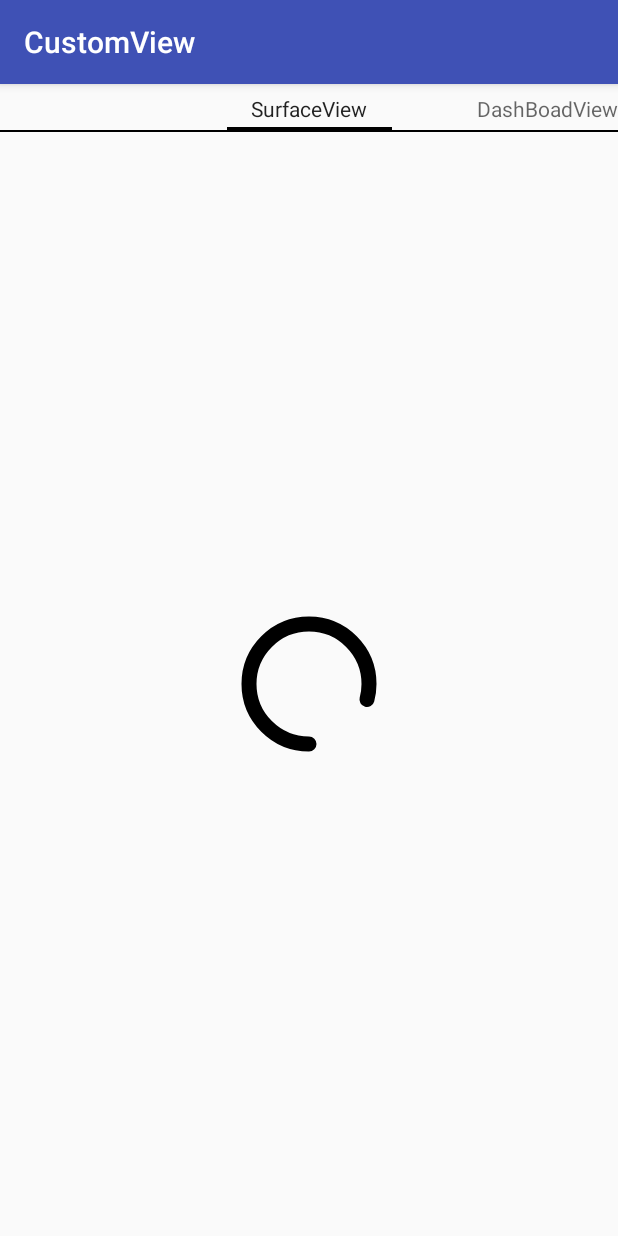
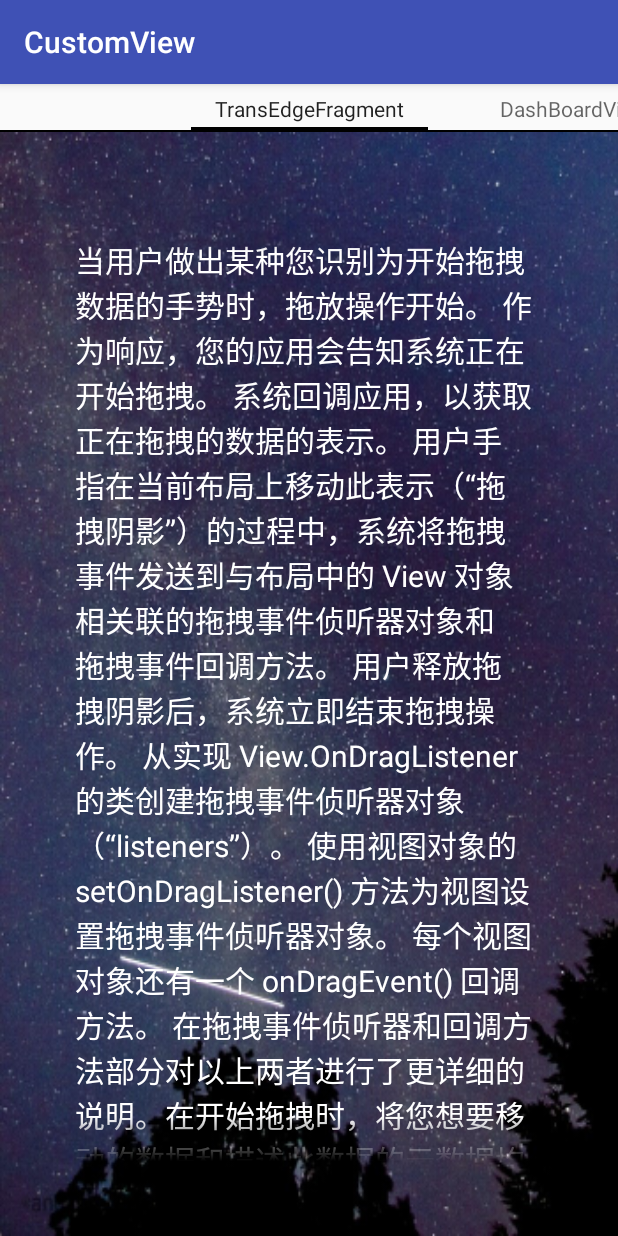
Before and after one commit to lushiyu5277/CustomView, an Android app: the screen it shows after launch (MainActivity), on a phone screen of 412 x 824 dp. Run offline under Robolectric (Android 15) with nearby library versions, the phone set to English and light mode, and no system bars.

Commit message:
添加TransEdgeLayout

```diff
--- a/app/src/main/java/com/geek/shiyulu/customview/MainActivity.java
+++ b/app/src/main/java/com/geek/shiyulu/customview/MainActivity.java
@@ -11,7 +11,7 @@ import com.geek.shiyulu.customview.adapter.ViewFragmentPagerAdapter;
 public class MainActivity extends AppCompatActivity {
 
     TabLayout tabLayout;
-    String[] tabTitle = {"SurfaceView", "DashBoadView", "FlipView", "TagLayout" };
+    String[] tabTitle = {"TransEdgeFragment","DashBoardView", "FlipView", "TagLayout" };
     ViewPager mViewPager;
     PagerTabStrip mPagerTabStrip;
 
--- a/app/src/main/java/com/geek/shiyulu/customview/adapter/ViewFragmentPagerAdapter.java
+++ b/app/src/main/java/com/geek/shiyulu/customview/adapter/ViewFragmentPagerAdapter.java
@@ -10,6 +10,7 @@ import com.geek.shiyulu.customview.fragment.DashBoardViewFragment;
 import com.geek.shiyulu.customview.fragment.FlipViewFragment;
 import com.geek.shiyulu.customview.fragment.SurfaceViewFragment;
 import com.geek.shiyulu.customview.fragment.TagLayoutFragment;
+import com.geek.shiyulu.customview.fragment.TransEdgeFragment;
 
 public class ViewFragmentPagerAdapter extends FragmentPagerAdapter {
 
@@ -25,7 +26,7 @@ public class ViewFragmentPagerAdapter extends FragmentPagerAdapter {
     @Override
     public Fragment getItem(int position) {
         switch (mNameList[position]) {
-            case "DashBoadView":
+            case "DashBoardView":
                 Log.i(TAG, "new DashBoardViewFragment");
                 return new DashBoardViewFragment();
             case "FlipView":
@@ -36,6 +37,8 @@ public class ViewFragmentPagerAdapter extends FragmentPagerAdapter {
                 return new TagLayoutFragment();
             case "SurfaceView":
                 return new SurfaceViewFragment();
+            case "TransEdgeFragment":
+                return new TransEdgeFragment();
         }
         return new TagLayoutFragment();
 
--- /dev/null
+++ b/app/src/main/java/com/geek/shiyulu/customview/fragment/TransEdgeFragment.java
@@ -0,0 +1,24 @@
+package com.geek.shiyulu.customview.fragment;
+
+import android.os.Bundle;
+import android.support.annotation.NonNull;
+import android.support.annotation.Nullable;
+import android.view.LayoutInflater;
+import android.view.View;
+import android.view.ViewGroup;
+
+import com.geek.shiyulu.customview.R;
+
+public class TransEdgeFragment extends BaseFragment{
+    @Override
+    public String getFragmentName() {
+        return "TransEdgeFragment";
+    }
+
+    @Nullable
+    @Override
+    public View onCreateView(@NonNull LayoutInflater inflater, @Nullable ViewGroup container, @Nullable Bundle savedInstanceState) {
+        super.onCreateView(inflater, container, savedInstanceState);
+        return inflater.inflate(R.layout.fragment_trans_edge_layout, null);
+    }
+}
--- /dev/null
+++ b/app/src/main/java/com/geek/shiyulu/customview/layout/TransEdgeLayout.java
@@ -0,0 +1,127 @@
+package com.geek.shiyulu.customview.layout;
+
+import android.content.Context;
+import android.content.res.TypedArray;
+import android.graphics.Canvas;
+import android.graphics.LinearGradient;
+import android.graphics.Paint;
+import android.graphics.PorterDuff;
+import android.graphics.PorterDuffXfermode;
+import android.graphics.Shader;
+import android.support.annotation.NonNull;
+import android.support.annotation.Nullable;
+import android.util.AttributeSet;
+import android.util.Log;
+import android.view.View;
+import android.widget.FrameLayout;
+
+import com.geek.shiyulu.customview.R;
+import com.geek.shiyulu.customview.utils.UIUtil;
+
+public class TransEdgeLayout extends FrameLayout {
+
+    private static final String TAG = "TransEdgeLayout";
+
+    private Paint mPaint;
+    private int position;
+    private float drawSize;
+
+    private int topMask = 0x01;
+    private int bottomMask = topMask << 1;
+    private int leftMask = topMask << 2;
+    private int rightMask = topMask << 3;
+
+    private int mWidth;
+    private int mHeight;
+
+    public TransEdgeLayout(@NonNull Context context) {
+        super(context);
+    }
+
+    public TransEdgeLayout(@NonNull Context context, @Nullable AttributeSet attrs) {
+        super(context, attrs);
+        init(context, attrs);
+    }
+
+
+    private void init(Context context, AttributeSet attrs) {
+        mPaint = new Paint(Paint.ANTI_ALIAS_FLAG);
+        mPaint.setStyle(Paint.Style.FILL);
+        mPaint.setXfermode(new PorterDuffXfermode(PorterDuff.Mode.DST_OUT));
+
+
+        final TypedArray typedArray = context.obtainStyledAttributes(attrs, R.styleable.TransEdgeLayout);
+        position = typedArray.getInt(R.styleable.TransEdgeLayout_edge_position, 0);
+        drawSize = typedArray.getDimension(R.styleable.TransEdgeLayout_edge_width, UIUtil.dpToPixel( 20));
+        typedArray.recycle();
+    }
+
+
+    @Override
+    protected void dispatchDraw(Canvas canvas) {
+        super.dispatchDraw(canvas);
+    }
+
+    @Override
+    protected void onSizeChanged(int w, int h, int oldw, int oldh) {
+        super.onSizeChanged(w, h, oldw, oldh);
+        initShader();
+        mWidth = getWidth();
+        mHeight = getHeight();
+    }
+
+    //渐变颜色
+    private int[] mGradientColors = {0xffffffff, 0x00000000};
+    //渐变位置
+    private float[] mGradientPosition = new float[]{0, 1};
+
+    private void initShader() {
+        mPaint.setShader(new LinearGradient(0, 0, 0, drawSize, mGradientColors, mGradientPosition, Shader.TileMode.CLAMP));
+    }
+
+    @Override
+    protected boolean drawChild(Canvas canvas, View child, long drawingTime) {
+        int layerSave = canvas.saveLayer(0, 0, getWidth(), getHeight(), null, Canvas.ALL_SAVE_FLAG);
+        boolean drawChild = super.drawChild(canvas, child, drawingTime);
+        Log.e(TAG, "drawChild is " + drawChild);
+        if (position == 0 || (position & topMask) != 0) {
+            canvas.drawRect(0, 0, mWidth, drawSize, mPaint);
+            Log.e(TAG, "drawChild: draw top" );
+        }
+
+        if (position == 0 || (position & bottomMask) != 0) {
+            int save = canvas.save();
+            canvas.rotate(180, mWidth / 2f, mHeight / 2f);
+            canvas.drawRect(0, 0, mWidth, drawSize, mPaint);
+            canvas.restoreToCount(save);
+            Log.e(TAG, "drawChild: draw bottom" );
+        }
+
+        float offset = (mHeight - mWidth) / 2f;
+        if (position == 0 || (position & leftMask) != 0) {
+            int saveCount = canvas.save();
+            canvas.rotate(270, mWidth / 2f, mHeight / 2f);
+            canvas.translate(0, offset);
+            canvas.drawRect(0 - offset, 0, mWidth + offset, drawSize, mPaint);
+            canvas.restoreToCount(saveCount);
+            Log.e(TAG, "drawChild: draw left" );
+        }
+
+        if (position == 0 || (position & rightMask) != 0) {
+            int saveCount = canvas.save();
+            canvas.rotate(90, mWidth / 2f, mHeight / 2f);
+            canvas.translate(0, offset);
+            canvas.drawRect(0 - offset, 0, mWidth + offset, drawSize, mPaint);
+            canvas.restoreToCount(saveCount);
+            Log.e(TAG, "drawChild: draw right" );
+        }
+
+        canvas.restoreToCount(layerSave);
+        return drawChild;
+    }
+
+    @Override
+    protected void onDraw(Canvas canvas) {
+        super.onDraw(canvas);
+    }
+}
--- /dev/null
+++ b/app/src/main/res/layout/fragment_trans_edge_layout.xml
@@ -0,0 +1,35 @@
+<?xml version="1.0" encoding="utf-8"?>
+
+<RelativeLayout
+    android:id="@+id/activity_test_translucence"
+    xmlns:android="http://schemas.android.com/apk/res/android"
+    xmlns:app="http://schemas.android.com/apk/res-auto"
+    xmlns:tools="http://schemas.android.com/tools"
+    android:layout_width="match_parent"
+    android:layout_height="match_parent"
+    android:background="@mipmap/trans_edge_bg"
+    android:padding="50dp">
+
+    <com.geek.shiyulu.customview.layout.TransEdgeLayout
+        android:layout_width="match_parent"
+        android:layout_height="wrap_content"
+        app:edge_width="30dp"
+        app:edge_position="top|bottom">
+
+        <android.support.v4.widget.NestedScrollView
+            android:layout_width="match_parent"
+            android:layout_height="wrap_content"
+            android:layout_centerInParent="true">
+
+            <TextView
+                android:layout_width="match_parent"
+                android:layout_height="match_parent"
+                android:paddingBottom="20dp"
+                android:paddingTop="20dp"
+                android:text="@string/trans_edge_test_str"
+                android:textColor="#fff"
+                android:textSize="20sp"/>
+
+        </android.support.v4.widget.NestedScrollView>
+    </com.geek.shiyulu.customview.layout.TransEdgeLayout>
+</RelativeLayout>
--- /dev/null
+++ b/app/src/main/res/values/attrs.xml
@@ -0,0 +1,13 @@
+<?xml version="1.0" encoding="utf-8"?>
+<resources>
+    <declare-styleable name="TransEdgeLayout">
+        <attr name="edge_position">
+            <flag name="top" value="0x01"/>
+            <flag name="bottom" value="0x02"/>
+            <flag name="left" value="0x04"/>
+            <flag name="right" value="0x08"/>
+        </attr>
+
+        <attr name="edge_width" format="dimension"/>
+    </declare-styleable>
+</resources>
--- a/app/src/main/res/values/strings.xml
+++ b/app/src/main/res/values/strings.xml
@@ -1,3 +1,14 @@
 <resources>
     <string name="app_name">CustomView</string>
+    <string name="trans_edge_test_str">当用户做出某种您识别为开始拖拽数据的手势时，拖放操作开始。 作为响应，您的应用会告知系统正在开始拖拽。 系统回调应用，以获取正在拖拽的数据的表示。 用户手指在当前布局上移动此表示（“拖拽阴影”）的过程中，系统将拖拽事件发送到与布局中的 View 对象相关联的拖拽事件侦听器对象和拖拽事件回调方法。 用户释放拖拽阴影后，系统立即结束拖拽操作。
+
+从实现 View.OnDragListener 的类创建拖拽事件侦听器对象（“listeners”）。 使用视图对象的 setOnDragListener() 方法为视图设置拖拽事件侦听器对象。 每个视图对象还有一个 onDragEvent() 回调方法。 在拖拽事件侦听器和回调方法部分对以上两者进行了更详细的说明。在开始拖拽时，将您想要移动的数据和描述此数据的元数据均包含在系统调用中。 在拖拽期间，系统会将拖拽事件发送到布局中每个视图的拖拽事件侦听器或回调方法。 这些侦听器或回调方法可使用元数据来确定其在数据被放下时是否想要接受这些数据。 如果用户将数据放到某个视图对象上，并且该视图对象的侦听器或回调方法之前已告知系统它想要接受放下的数据，则系统会将该数据发送到拖拽事件中的侦听器或回调方法。
+
+您的应用通过调用 startDrag() 方法告知系统开始拖拽。 这将告知系统开始发送拖拽事件。该方法还会发送正在拖拽的数据。
+
+您可以为当前布局中任意已连接的视图调用 startDrag()。 系统仅使用视图对象获取布局中的全局设置访问权限。
+
+应用调用 startDrag() 之后，该过程的剩余部分将使用系统发送给当前布局中的视图对象的事件。
+
+</string>
 </resources>
```
Also changed, not shown: app/src/main/res/mipmap-xxhdpi/trans_edge_bg.jpg (added).
